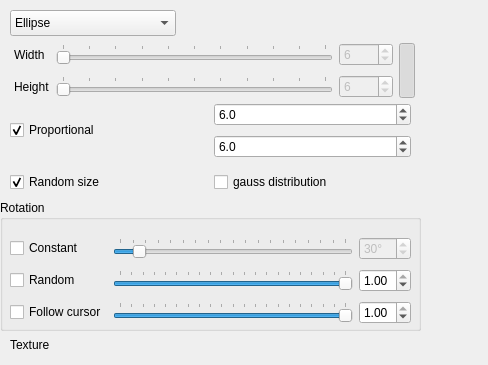
First picture: the form in krita/plugins/paintops/spray/wdgshapeoptions.ui, repository KDE/krita, before the edit.
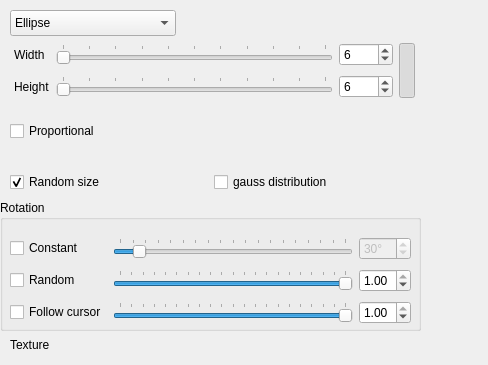
Second picture: the form after the edit. Custom widgets are drawn as their Qt base class.

Diff of the .ui file:
```diff
--- a/krita/plugins/paintops/spray/wdgshapeoptions.ui
+++ b/krita/plugins/paintops/spray/wdgshapeoptions.ui
@@ -239,27 +239,7 @@
        <string>Proportional</string>
       </property>
       <property name="checked">
-       <bool>true</bool>
-      </property>
-     </widget>
-    </item>
-    <item row="0" column="1">
-     <widget class="QDoubleSpinBox" name="widthPro">
-      <property name="decimals">
-       <number>1</number>
-      </property>
-      <property name="value">
-       <double>6.000000000000000</double>
-      </property>
-     </widget>
-    </item>
-    <item row="1" column="1">
-     <widget class="QDoubleSpinBox" name="heightPro">
-      <property name="decimals">
-       <number>1</number>
-      </property>
-      <property name="value">
-       <double>6.000000000000000</double>
+       <bool>false</bool>
       </property>
      </widget>
     </item>
@@ -355,7 +335,7 @@
     <item row="0" column="2">
      <widget class="QSpinBox" name="widthSpin">
       <property name="enabled">
-       <bool>false</bool>
+       <bool>true</bool>
       </property>
       <property name="minimum">
        <number>1</number>
@@ -428,7 +408,7 @@
     <item row="1" column="2">
      <widget class="QSpinBox" name="heightSpin">
       <property name="enabled">
-       <bool>false</bool>
+       <bool>true</bool>
       </property>
       <property name="minimum">
        <number>1</number>
```
Left out of the diff: 64 changed lines with no effect on the pictures.
